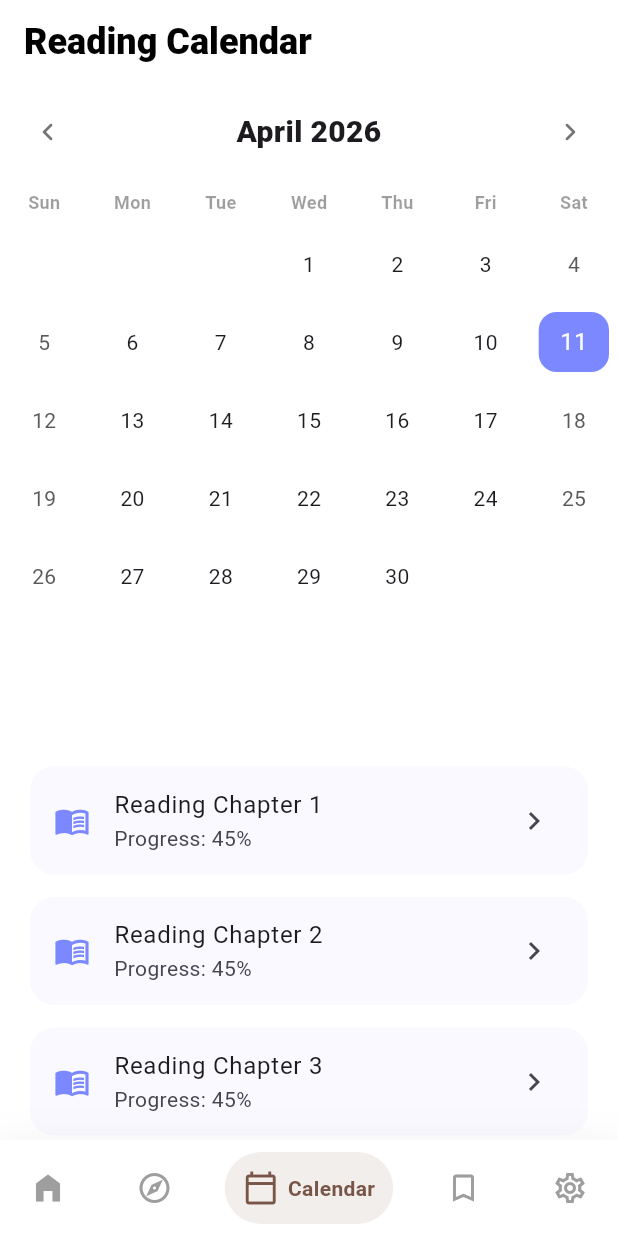
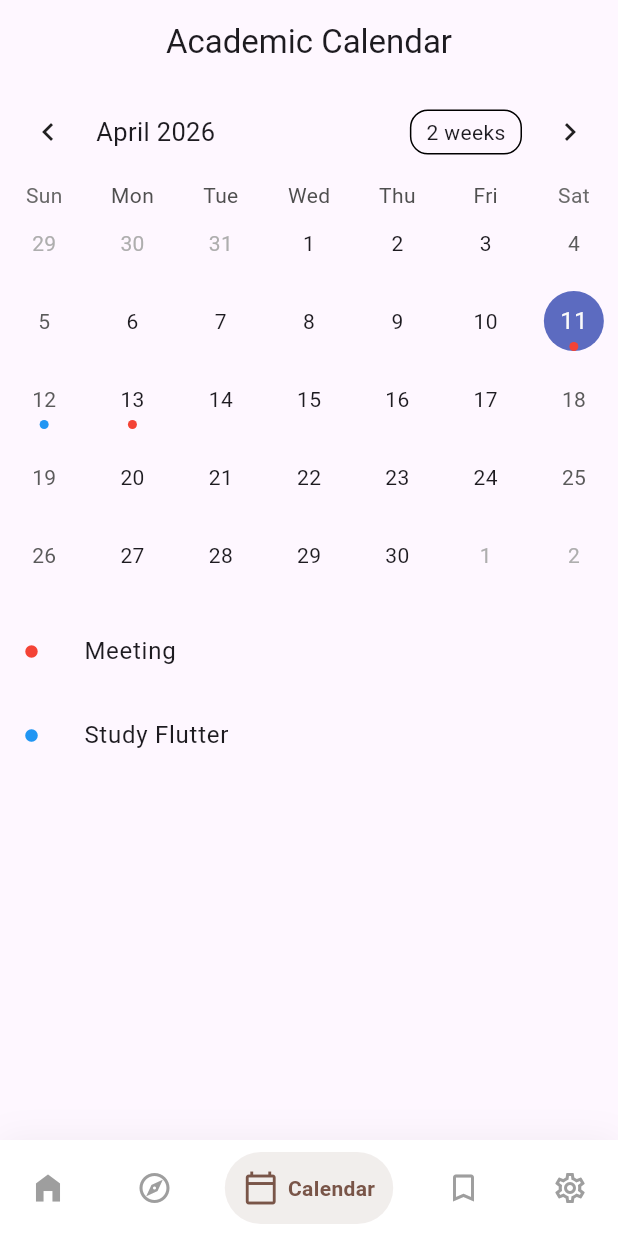
Before and after one commit to sokliNnuon1/khmer_read, a Flutter app: the screen it shows after launch, item 3 of the bottom bar chosen, on a phone screen of 412 x 824 dp. Run offline on Flutter 3.47's test engine with Material 3 defaults, Android fonts, the phone set to English and light mode, and no system bars; drawn by our look-alikes of google_nav_bar, table_calendar; network calls fail.

Commit message:
update calenda

```diff
--- a/lib/module/Calenda/CalendaScreen.dart
+++ b/lib/module/Calenda/CalendaScreen.dart
@@ -1,19 +1,6 @@
+
 import 'package:flutter/material.dart';
 import 'package:table_calendar/table_calendar.dart';
-
-void main() => runApp(const MyApp());
-
-class MyApp extends StatelessWidget {
-  const MyApp({super.key});
-
-  @override
-  Widget build(BuildContext context) {
-    return const MaterialApp(
-      home: CalendarScreen(),
-      debugShowCheckedModeBanner: false,
-    );
-  }
-}
 
 class CalendarScreen extends StatefulWidget {
   const CalendarScreen({super.key});
@@ -22,219 +9,227 @@ class CalendarScreen extends StatefulWidget {
   State<CalendarScreen> createState() => _CalendarScreenState();
 }
 
+/// MODEL
+class EventModel {
+  final String title;
+  final int status;
+
+  EventModel({required this.title, this.status = 0});
+
+  factory EventModel.fromJson(Map<String, dynamic> json) {
+    return EventModel(
+      title: json['title'],
+      status: json['status'] ?? 0,
+    );
+  }
+}
+
 class _CalendarScreenState extends State<CalendarScreen> {
+  CalendarFormat _calendarFormat = CalendarFormat.month;
   DateTime _focusedDay = DateTime.now();
   DateTime? _selectedDay;
-  CalendarFormat _calendarFormat = CalendarFormat.month;
+
+  /// 🗂 Store events by date
+  final Map<DateTime, List<EventModel>> _events = {};
+
+  List<EventModel> _selectedEvents = [];
+
+  /// ✅ JSON DATA (replace with API later)
+  final List<Map<String, dynamic>> eventJson = [
+    {
+      "date": "2026-04-11",
+      "title": "Meeting",
+      "status": 1
+    },
+    {
+      "date": "2026-04-11",
+      "title": "Study Flutter",
+      "status": 0
+    },
+    {
+      "date": "2026-04-12",
+      "title": "Project Discussion",
+      "status": 0
+    },
+    {
+      "date": "2026-04-12",
+      "title": "Project Discussion",
+      "status": 0
+    },
+    {
+      "date": "2026-04-12",
+      "title": "Project Discussion",
+      "status": 0
+    },
+    {
+      "date": "2026-04-12",
+      "title": "Project Discussion",
+      "status": 0
+    },
+    {
+      "date": "2026-04-12",
+      "title": "Project Discussion",
+      "status": 0
+    },
+    {
+      "date": "2026-04-13",
+      "title": "Exam",
+      "status": 1
+    }
+  ];
 
   @override
   void initState() {
     super.initState();
     _selectedDay = _focusedDay;
+
+    _loadFromJson();
+    _loadEvents(_selectedDay!);
   }
 
-  void _onDaySelected(DateTime selectedDay, DateTime focusedDay) {
+  /// 📌 Normalize date (VERY IMPORTANT)
+  DateTime _normalize(DateTime date) {
+    return DateTime(date.year, date.month, date.day);
+  }
+
+  /// 📥 Load JSON → Map<DateTime, List<EventModel>>
+  void _loadFromJson() {
+    for (var item in eventJson) {
+      DateTime date = DateTime.parse(item['date']);
+      DateTime normalized = _normalize(date);
+
+      if (_events[normalized] == null) {
+        _events[normalized] = [];
+      }
+
+      _events[normalized]!.add(EventModel.fromJson(item));
+    }
+  }
+
+  /// 📅 Get events for calendar
+  List<EventModel> _getEventsForDay(DateTime day) {
+    return _events[_normalize(day)] ?? [];
+  }
+
+  /// 📋 Load selected day events
+  void _loadEvents(DateTime day) {
     setState(() {
-      _selectedDay = selectedDay;
-      _focusedDay = focusedDay;
+      _selectedEvents = _getEventsForDay(day);
     });
   }
 
   @override
   Widget build(BuildContext context) {
     return Scaffold(
-      backgroundColor: Colors.white,
-      body: SafeArea(
-        child: CustomScrollView(
-          physics: const BouncingScrollPhysics(),
-          slivers: [
-            const SliverAppBar(
-              pinned: true,
-              backgroundColor: Colors.white,
-              surfaceTintColor: Colors.transparent,
-              elevation: 0,
-              title: Text(
-                "Reading Calendar",
-                style: TextStyle(
-                  color: Colors.black,
-                  fontWeight: FontWeight.w900,
-                  fontSize: 24,
+      appBar: AppBar(
+        title: const Text("Academic Calendar"),
+        centerTitle: true,
+      ),
+      body: Column(
+        children: [
+          /// 📅 CALENDAR
+          TableCalendar<EventModel>(
+            firstDay: DateTime.utc(2020, 1, 1),
+            lastDay: DateTime.utc(2030, 12, 31),
+            focusedDay: _focusedDay,
+            calendarFormat: _calendarFormat,
+
+            selectedDayPredicate: (day) =>
+                isSameDay(_selectedDay, day),
+
+            onDaySelected: (selectedDay, focusedDay) {
+              setState(() {
+                _selectedDay = selectedDay;
+                _focusedDay = focusedDay;
+              });
+              _loadEvents(selectedDay);
+            },
+
+            onFormatChanged: (format) {
+              setState(() {
+                _calendarFormat = format;
+              });
+            },
+
+            onPageChanged: (focusedDay) {
+              _focusedDay = focusedDay;
+            },
+
+            eventLoader: _getEventsForDay,
+
+            /// 🔴 MARKER
+            calendarBuilders: CalendarBuilders(
+              markerBuilder: (context, date, events) {
+                if (events.isEmpty) return null;
+
+                bool hasImportant =
+                    events.any((e) => e.status == 1);
+
+                return Positioned(
+                  bottom: 6,
+                  child: Container(
+                    width: 6,
+                    height: 6,
+                    decoration: BoxDecoration(
+                      color:
+                          hasImportant ? Colors.red : Colors.blue,
+                      shape: BoxShape.circle,
                     ),
                   ),
-            ),
-            SliverPersistentHeader(
-              pinned: true,
-              delegate: _CalendarDelegate(
-                focusedDay: _focusedDay,
-                selectedDay: _selectedDay,
-                calendarFormat: _calendarFormat,
-                onDaySelected: _onDaySelected,
-                onFormatChanged: (format) => setState(() => _calendarFormat = format),
-                onPageChanged: (focusedDay) => _focusedDay = focusedDay,
+                );
+              },
             ),
           ),
-            SliverPadding(
-              padding: const EdgeInsets.fromLTRB(20, 0, 20, 40),
-              sliver: SliverList(
-                delegate: SliverChildBuilderDelegate(
-                  (context, index) => _buildItem(index),
-                  childCount: 15,
+
+          const SizedBox(height: 10),
+
+          /// 👇 SCROLLABLE LIST WITH RESPONSIVE CALENDAR
+          Expanded(
+            child: NotificationListener<ScrollNotification>(
+              onNotification: (scroll) {
+                if (scroll is ScrollUpdateNotification) {
+                  /// ⬇️ collapse
+                  if (scroll.metrics.pixels > 20 &&
+                      _calendarFormat == CalendarFormat.month) {
+                    setState(() {
+                      _calendarFormat = CalendarFormat.week;
+                    });
+                  }
+
+                  /// ⬆️ expand
+                  else if (scroll.metrics.pixels < -50 &&
+                      _calendarFormat == CalendarFormat.week) {
+                    setState(() {
+                      _calendarFormat = CalendarFormat.month;
+                    });
+                  }
+                }
+                return true;
+              },
+              child: _selectedEvents.isEmpty
+                  ? const Center(child: Text("No Events"))
+                  : ListView.builder(
+                      physics: const BouncingScrollPhysics(),
+                      itemCount: _selectedEvents.length,
+                      itemBuilder: (context, index) {
+                        final event = _selectedEvents[index];
+
+                        return ListTile(
+                          leading: Icon(
+                            Icons.circle,
+                            size: 10,
+                            color: event.status == 1
+                                ? Colors.red
+                                : Colors.blue,
+                          ),
+                          title: Text(event.title),
+                        );
+                      },
                     ),
             ),
           ),
         ],
       ),
-      ),
-    );
-  }
-
-  Widget _buildItem(int index) {
-    return Container(
-      margin: const EdgeInsets.only(top: 15),
-      decoration: BoxDecoration(
-        color: const Color(0xFFF9F9FF),
-        borderRadius: BorderRadius.circular(16),
-      ),
-      child: ListTile(
-        leading: const Icon(Icons.menu_book, color: Color(0xFF7B88FF)),
-        title: Text("Reading Chapter ${index + 1}"),
-        subtitle: const Text("Progress: 45%"),
-        trailing: const Icon(Icons.chevron_right),
-      ),
     );
   }
 }
-
-class _CalendarDelegate extends SliverPersistentHeaderDelegate {
-  final DateTime focusedDay;
-  final DateTime? selectedDay;
-  final CalendarFormat calendarFormat;
-  final Function(DateTime, DateTime) onDaySelected;
-  final Function(CalendarFormat) onFormatChanged;
-  final Function(DateTime) onPageChanged;
-
-  _CalendarDelegate({
-    required this.focusedDay,
-    required this.selectedDay,
-    required this.calendarFormat,
-    required this.onDaySelected,
-    required this.onFormatChanged,
-    required this.onPageChanged,
-  });
-
-  @override
-  Widget build(BuildContext context, double shrinkOffset, bool overlapsContent) {
-    final bool isCollapsed = shrinkOffset > 100;
-
-    return Container(
-      decoration: BoxDecoration(
-        color: Colors.white,
-        boxShadow: [
-          if (isCollapsed)
-            BoxShadow(
-              color: Colors.black.withOpacity(0.05),
-              blurRadius: 10,
-              offset: const Offset(0, 5),
-            ),
-        ],
-      ),
-      child: ClipRect(
-        child: OverflowBox(
-          minHeight: 0,
-          maxHeight: maxExtent,
-          alignment: Alignment.topCenter,
-          child: SingleChildScrollView(
-            physics: const NeverScrollableScrollPhysics(),
-            child: TableCalendar(
-              key: const ValueKey('calendar'),
-              firstDay: DateTime.utc(2020, 1, 1),
-              lastDay: DateTime.utc(2030, 12, 31),
-              focusedDay: focusedDay,
-              selectedDayPredicate: (day) => isSameDay(selectedDay, day),
-              calendarFormat: isCollapsed ? CalendarFormat.week : calendarFormat,
-              rowHeight: 52,
-              daysOfWeekHeight: 30,
-              onDaySelected: onDaySelected,
-              onFormatChanged: onFormatChanged,
-              onPageChanged: onPageChanged,
-              onHeaderTapped: (date) async {
-                final DateTime? picked = await showDatePicker(
-                  context: context,
-                  initialDate: date,
-                  firstDate: DateTime.utc(2020, 1, 1),
-                  lastDate: DateTime.utc(2030, 12, 31),
-                );
-                if (picked != null) onPageChanged(picked);
-              },
-              headerStyle: const HeaderStyle(
-                formatButtonVisible: false,
-                titleCentered: true,
-                leftChevronIcon: Icon(Icons.chevron_left_rounded, color: Colors.black54),
-                rightChevronIcon: Icon(Icons.chevron_right_rounded, color: Colors.black54),
-                titleTextStyle: TextStyle(fontWeight: FontWeight.w800, fontSize: 20),
-              ),
-
-              calendarStyle: CalendarStyle(
-                selectedDecoration: BoxDecoration(
-                  color: const Color(0xFF7B88FF),
-                  shape: BoxShape.rectangle,
-                  borderRadius: BorderRadius.circular(12),
-                ),
-
-                // 2. Today
-                todayDecoration: BoxDecoration(
-                  color: const Color(0xFFF0F2FF),
-                  shape: BoxShape.rectangle,
-                  borderRadius: BorderRadius.circular(12),
-                ),
-
-                // 3. Weekends
-                weekendDecoration: const BoxDecoration(
-                  shape: BoxShape.rectangle,
-                ),
-
-                // 4. Default Days
-                defaultDecoration: const BoxDecoration(
-                  shape: BoxShape.rectangle,
-                ),
-
-                // 5. Outside Days (dates from other months)
-                outsideDecoration: const BoxDecoration(
-                  shape: BoxShape.rectangle,
-                ),
-
-                // 6. Holiday/Disabled/Marker decorations
-                holidayDecoration: const BoxDecoration(shape: BoxShape.rectangle),
-                disabledDecoration: const BoxDecoration(shape: BoxShape.rectangle),
-
-                todayTextStyle: const TextStyle(
-                  color: Color(0xFF7B88FF),
-                  fontWeight: FontWeight.bold,
-                ),
-                outsideDaysVisible: false,
-              ),
-
-              daysOfWeekStyle: const DaysOfWeekStyle(
-                weekdayStyle: TextStyle(color: Colors.black38, fontWeight: FontWeight.bold, fontSize: 12),
-                weekendStyle: TextStyle(color: Colors.black38, fontWeight: FontWeight.bold, fontSize: 12),
-              ),
-            ),
-          ),
-        ),
-      ),
-    );
-  }
-
-  @override
-  double get maxExtent => 440;
-
-  @override
-  double get minExtent => 180;
-
-  @override
-  bool shouldRebuild(covariant _CalendarDelegate oldDelegate) {
-    return oldDelegate.focusedDay != focusedDay ||
-      oldDelegate.selectedDay != selectedDay ||
-      oldDelegate.calendarFormat != calendarFormat;
-  }
-}
```
Also changed, not shown: lib/module/Calenda/CalendaScreen copy.dart (added, +240 -0 lines). Lines whose indentation alone changed are shown as unchanged.
